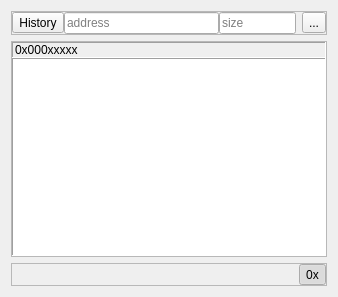
Before: the Qt Designer form view/WidgetMemory.ui in ukyouz/Visual-Studio-Debug-Tools, drawn with Qt 5.
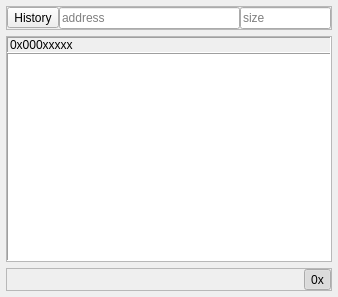
After: the same form once the commit is applied. Icons and pictures are not drawn.

The edit to the form file:
```diff
--- a/view/WidgetMemory.ui
+++ b/view/WidgetMemory.ui
@@ -14,6 +14,18 @@
    <string>Form</string>
   </property>
   <layout class="QVBoxLayout" name="verticalLayout_2">
+   <property name="leftMargin">
+    <number>6</number>
+   </property>
+   <property name="topMargin">
+    <number>6</number>
+   </property>
+   <property name="rightMargin">
+    <number>6</number>
+   </property>
+   <property name="bottomMargin">
+    <number>6</number>
+   </property>
    <item>
     <widget class="QFrame" name="frame_2">
      <property name="frameShape">
@@ -49,7 +61,7 @@
            <enum>QToolButton::InstantPopup</enum>
           </property>
           <property name="toolButtonStyle">
-           <enum>Qt::ToolButtonTextOnly</enum>
+           <enum>Qt::ToolButtonIconOnly</enum>
           </property>
          </widget>
         </item>
@@ -84,13 +96,6 @@
         </item>
        </layout>
       </item>
-      <item>
-       <widget class="QToolButton" name="btnMore">
-        <property name="text">
-         <string>...</string>
-        </property>
-       </widget>
-      </item>
      </layout>
     </widget>
    </item>
@@ -139,6 +144,18 @@
         <property name="frameShape">
          <enum>QFrame::Panel</enum>
         </property>
+        <property name="frameShadow">
+         <enum>QFrame::Sunken</enum>
+        </property>
+        <property name="showGrid">
+         <bool>false</bool>
+        </property>
+        <attribute name="verticalHeaderMinimumSectionSize">
+         <number>18</number>
+        </attribute>
+        <attribute name="verticalHeaderDefaultSectionSize">
+         <number>18</number>
+        </attribute>
        </widget>
       </item>
      </layout>
```
Left out of the diff: 8 changed lines with no effect on the pictures.
